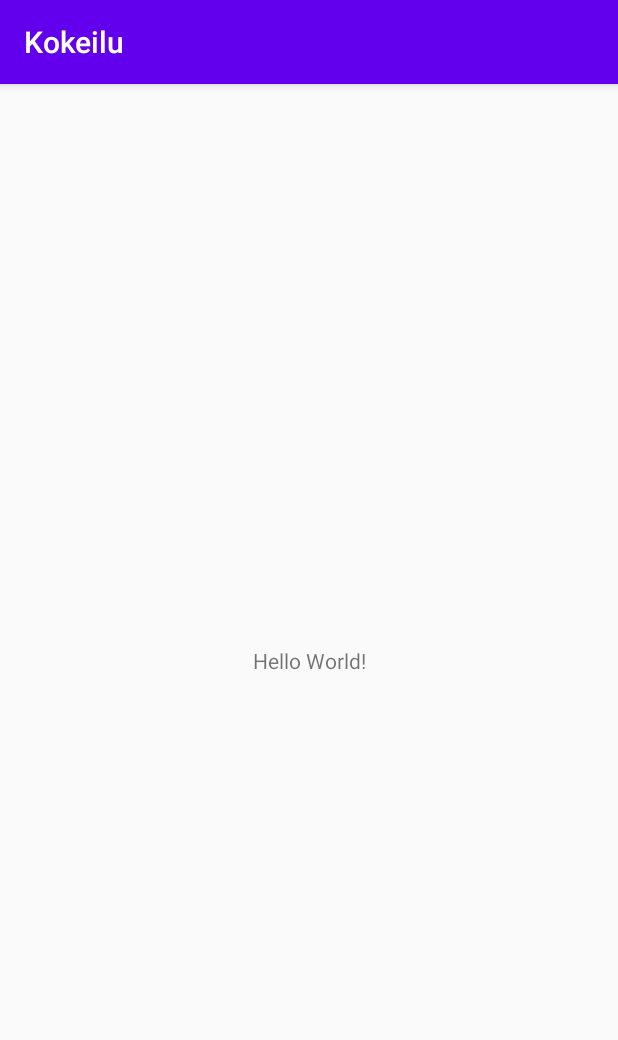
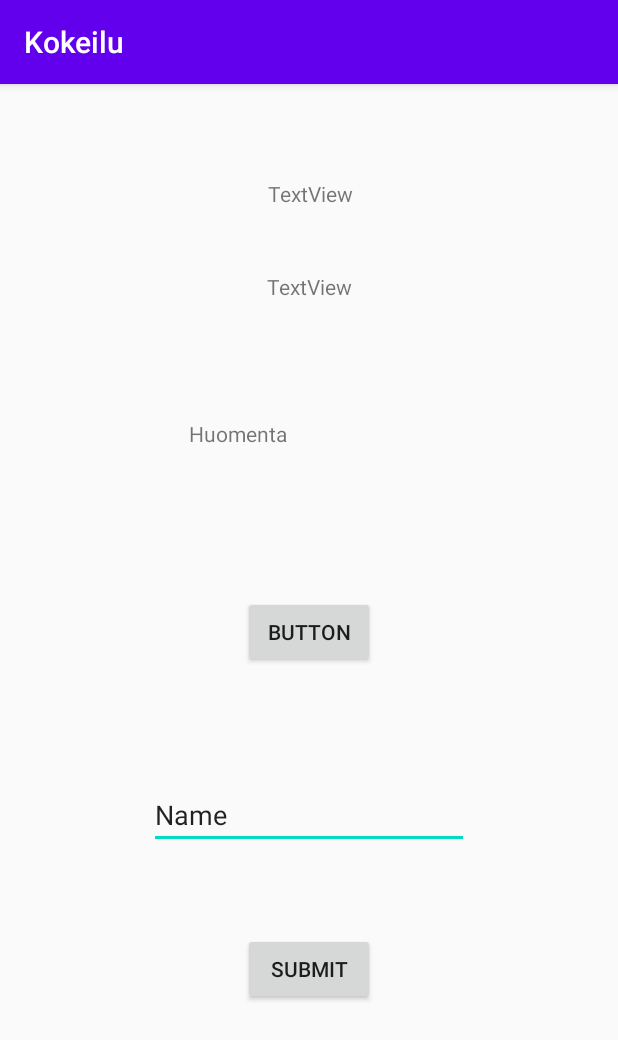
Before and after one commit to Koira1/Olio_7_1_2_3_4, an Android app: the screen it shows after launch (MainActivity), on a phone screen of 412 x 824 dp. Shown: the top 1040 px of the screen. Run offline under Robolectric (Android 15) with nearby library versions, the phone set to English and light mode, and no system bars.

```diff
--- a/app/build.gradle
+++ b/app/build.gradle
@@ -31,4 +31,5 @@ dependencies {
     testImplementation 'junit:junit:4.12'
     androidTestImplementation 'androidx.test.ext:junit:1.1.1'
     androidTestImplementation 'androidx.test.espresso:espresso-core:3.2.0'
+    implementation 'com.google.android.material:material:1.0.0'
 }
--- a/app/src/main/java/com/example/kokeilu/MainActivity.java
+++ b/app/src/main/java/com/example/kokeilu/MainActivity.java
@@ -3,12 +3,82 @@ package com.example.kokeilu;
 import androidx.appcompat.app.AppCompatActivity;
 
 import android.os.Bundle;
+import android.text.Editable;
+import android.text.TextWatcher;
+import android.util.Log;
+import android.view.View;
+import android.widget.Button;
+import android.widget.EditText;
+import android.widget.TextView;
+import android.widget.Toast;
 
-public class MainActivity extends AppCompatActivity {
+public class MainActivity extends AppCompatActivity implements View.OnClickListener{
 
     @Override
     protected void onCreate(Bundle savedInstanceState) {
         super.onCreate(savedInstanceState);
         setContentView(R.layout.activity_main);
+
+        Button button = findViewById(R.id.button1);
+        button.setOnClickListener(this);
+        Button button2 = findViewById(R.id.button2);
+        button2.setOnClickListener(this);
+
+
+        TextWatcher textWatcher = new TextWatcher() {
+            @Override
+            public void beforeTextChanged(CharSequence s, int start, int count, int after) {
+
+            }
+
+            @Override
+            public void onTextChanged(CharSequence s, int start, int before, int count) {
+                input();
+            }
+
+            @Override
+            public void afterTextChanged(Editable s) {
+
+            }
+        };
+
+        EditText text = findViewById(R.id.editText);
+        text.addTextChangedListener(textWatcher);
+    }
+
+    void setText(){
+        TextView _text = findViewById(R.id.textView);
+        _text.setText("Hello world!");
+    }
+
+    void asd(){
+        EditText text = findViewById(R.id.editText);
+        TextView asd = findViewById(R.id.textView5);
+        String x = text.getText().toString();
+        asd.setText(x);
+    }
+    void input(){
+        EditText text = findViewById(R.id.editText);
+        TextView editedText = findViewById(R.id.textView4);
+        String x = text.getText().toString();
+        editedText.setText(x);
+        showToast(x);
+    }
+
+    @Override
+    public void onClick(View v) {
+        switch(v.getId()){
+            case R.id.button1:
+                setText();
+                Log.d("hello","Hello World!");
+                break;
+            case R.id.button2:
+                Log.d("asd", "hi");
+                asd();
+        }
+    }
+
+    private void showToast(String text) {
+        Toast.makeText(MainActivity.this, text, Toast.LENGTH_SHORT).show();
     }
 }
--- a/app/src/main/res/layout/activity_main.xml
+++ b/app/src/main/res/layout/activity_main.xml
@@ -6,13 +6,104 @@
     android:layout_height="match_parent"
     tools:context=".MainActivity">
 
-    <TextView
+    <Button
+        android:id="@+id/button1"
         android:layout_width="wrap_content"
         android:layout_height="wrap_content"
-        android:text="Hello World!"
+        android:layout_marginStart="162dp"
+        android:layout_marginLeft="162dp"
+        android:layout_marginTop="341dp"
+        android:layout_marginEnd="162dp"
+        android:layout_marginRight="162dp"
+        android:layout_marginBottom="342dp"
+        android:text="Button"
         app:layout_constraintBottom_toBottomOf="parent"
-        app:layout_constraintLeft_toLeftOf="parent"
-        app:layout_constraintRight_toRightOf="parent"
+        app:layout_constraintEnd_toEndOf="parent"
+        app:layout_constraintHorizontal_bias="0.0"
+        app:layout_constraintStart_toStartOf="parent"
+        app:layout_constraintTop_toTopOf="parent"
+        app:layout_constraintVertical_bias="0.0" />
+
+    <TextView
+        android:id="@+id/textView"
+        android:layout_width="157dp"
+        android:layout_height="19dp"
+        android:layout_marginStart="176dp"
+        android:layout_marginLeft="176dp"
+        android:layout_marginTop="223dp"
+        android:layout_marginEnd="176dp"
+        android:layout_marginRight="176dp"
+        android:layout_marginBottom="98dp"
+        android:text="Huomenta"
+        app:layout_constraintBottom_toTopOf="@+id/button1"
+        app:layout_constraintEnd_toEndOf="parent"
+        app:layout_constraintHorizontal_bias="0.517"
+        app:layout_constraintStart_toStartOf="parent"
+        app:layout_constraintTop_toTopOf="parent"
+        app:layout_constraintVertical_bias="0.0" />
+
+    <EditText
+        android:id="@+id/editText"
+        android:layout_width="wrap_content"
+        android:layout_height="wrap_content"
+        android:layout_marginStart="99dp"
+        android:layout_marginLeft="99dp"
+        android:layout_marginTop="57dp"
+        android:layout_marginEnd="99dp"
+        android:layout_marginRight="99dp"
+        android:layout_marginBottom="240dp"
+        android:ems="10"
+        android:inputType="textPersonName"
+        android:text="Name"
+        app:layout_constraintBottom_toBottomOf="parent"
+        app:layout_constraintEnd_toEndOf="parent"
+        app:layout_constraintStart_toStartOf="parent"
+        app:layout_constraintTop_toBottomOf="@+id/button1" />
+
+    <Button
+        android:id="@+id/button2"
+        android:layout_width="wrap_content"
+        android:layout_height="wrap_content"
+        android:layout_marginStart="161dp"
+        android:layout_marginLeft="161dp"
+        android:layout_marginTop="47dp"
+        android:layout_marginEnd="162dp"
+        android:layout_marginRight="162dp"
+        android:layout_marginBottom="145dp"
+        android:text="Submit"
+        app:layout_constraintBottom_toBottomOf="parent"
+        app:layout_constraintEnd_toEndOf="parent"
+        app:layout_constraintStart_toStartOf="parent"
+        app:layout_constraintTop_toBottomOf="@+id/editText" />
+
+    <TextView
+        android:id="@+id/textView4"
+        android:layout_width="wrap_content"
+        android:layout_height="wrap_content"
+        android:layout_marginStart="177dp"
+        android:layout_marginLeft="177dp"
+        android:layout_marginTop="63dp"
+        android:layout_marginEnd="176dp"
+        android:layout_marginRight="176dp"
+        android:text="TextView"
+        app:layout_constraintEnd_toEndOf="parent"
+        app:layout_constraintStart_toStartOf="parent"
         app:layout_constraintTop_toTopOf="parent" />
 
+    <TextView
+        android:id="@+id/textView5"
+        android:layout_width="wrap_content"
+        android:layout_height="wrap_content"
+        android:layout_marginStart="176dp"
+        android:layout_marginLeft="176dp"
+        android:layout_marginTop="43dp"
+        android:layout_marginEnd="176dp"
+        android:layout_marginRight="176dp"
+        android:layout_marginBottom="79dp"
+        android:text="TextView"
+        app:layout_constraintBottom_toTopOf="@+id/textView"
+        app:layout_constraintEnd_toEndOf="parent"
+        app:layout_constraintStart_toStartOf="parent"
+        app:layout_constraintTop_toBottomOf="@+id/textView4" />
+
 </androidx.constraintlayout.widget.ConstraintLayout>
```
